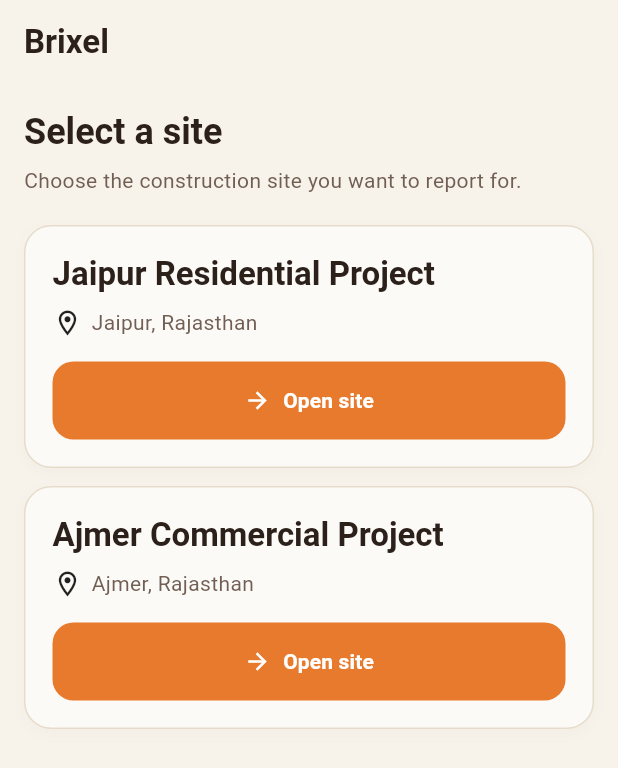
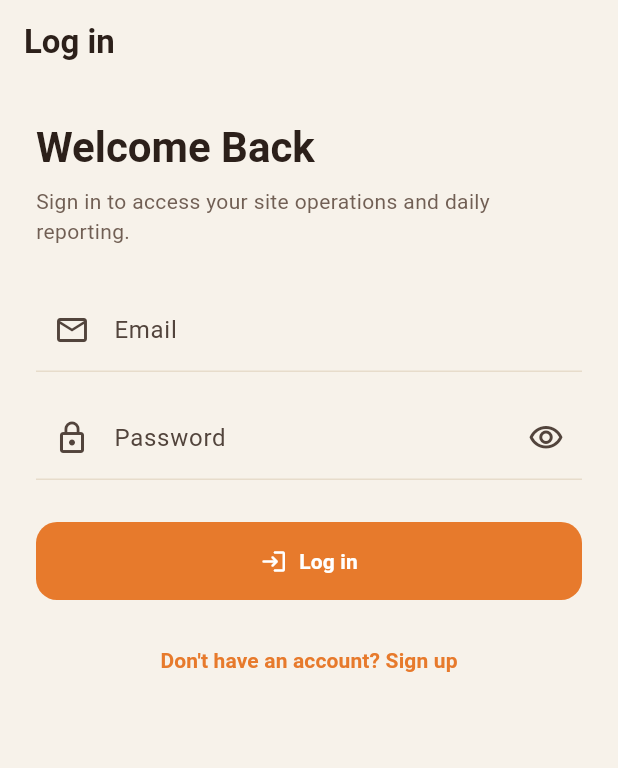
Before and after one commit to kalviumcommunity/Brixel, a Flutter app: the screen it shows after launch, on a phone screen of 412 x 824 dp. Shown: the top 768 px of the screen. Run offline on Flutter 3.47's test engine with Material 3 defaults, Android fonts, the phone set to English and light mode, and no system bars; our stand-ins replace cloud_firestore, firebase_auth, firebase_core; accounts and stored records are empty.

Commit message:
feat(auth): implement user login flow with safe error handling and redirect

```diff
--- /dev/null
+++ b/lib/features/auth/screens/login_screen.dart
@@ -0,0 +1,234 @@
+import 'package:brixel/core/theme/brixel_theme.dart';
+import 'package:brixel/features/auth/screens/sign_up_screen.dart';
+import 'package:brixel/features/auth/services/firebase_auth_service.dart';
+import 'package:brixel/features/auth/services/user_authentication.dart';
+import 'package:brixel/features/sites/screens/site_selection_screen.dart';
+import 'package:brixel/shared/widgets/brixel_primary_button.dart';
+import 'package:firebase_auth/firebase_auth.dart';
+import 'package:flutter/material.dart';
+
+class LoginScreen extends StatefulWidget {
+  const LoginScreen({
+    super.key,
+    this.authService,
+    this.destinationBuilder,
+    this.signUpScreenBuilder,
+  });
+
+  final UserAuthentication? authService;
+  final WidgetBuilder? destinationBuilder;
+  final WidgetBuilder? signUpScreenBuilder;
+
+  @override
+  State<LoginScreen> createState() => _LoginScreenState();
+}
+
+class _LoginScreenState extends State<LoginScreen> {
+  final _formKey = GlobalKey<FormState>();
+
+  final _emailController = TextEditingController();
+  final _passwordController = TextEditingController();
+
+  late final UserAuthentication _authService;
+
+  bool _isSubmitting = false;
+  bool _obscurePassword = true;
+
+  @override
+  void initState() {
+    super.initState();
+    _authService = widget.authService ?? FirebaseAuthService();
+  }
+
+  @override
+  void dispose() {
+    _emailController.dispose();
+    _passwordController.dispose();
+    super.dispose();
+  }
+
+  String _messageForErrorCode(String code) {
+    switch (code) {
+      case 'invalid-credential':
+      case 'wrong-password':
+      case 'user-not-found':
+        return 'Incorrect email or password.';
+      case 'invalid-email':
+        return 'Please enter a valid email.';
+      case 'too-many-requests':
+        return 'Too many attempts. Try again later.';
+      default:
+        return 'Login failed. Please try again.';
+    }
+  }
+
+  Future<void> _submit() async {
+    if (!_formKey.currentState!.validate()) {
+      return;
+    }
+
+    setState(() {
+      _isSubmitting = true;
+    });
+
+    try {
+      await _authService.signIn(
+        email: _emailController.text.trim(),
+        password: _passwordController.text,
+      );
+
+      if (!mounted) {
+        return;
+      }
+
+      final destination = widget.destinationBuilder != null
+          ? widget.destinationBuilder!(context)
+          : const SiteSelectionScreen();
+
+      Navigator.pushReplacement(
+        context,
+        MaterialPageRoute(builder: (_) => destination),
+      );
+    } on FirebaseAuthException catch (e) {
+      if (!mounted) {
+        return;
+      }
+
+      final message = _messageForErrorCode(e.code);
+      ScaffoldMessenger.of(context).showSnackBar(
+        SnackBar(content: Text(message), backgroundColor: BrixelColors.danger),
+      );
+    } catch (e) {
+      if (!mounted) {
+        return;
+      }
+
+      ScaffoldMessenger.of(context).showSnackBar(
+        const SnackBar(
+          content: Text('Login failed. Please try again.'),
+          backgroundColor: BrixelColors.danger,
+        ),
+      );
+    } finally {
+      if (mounted) {
+        setState(() {
+          _isSubmitting = false;
+        });
+      }
+    }
+  }
+
+  @override
+  Widget build(BuildContext context) {
+    final textTheme = Theme.of(context).textTheme;
+
+    return Scaffold(
+      appBar: AppBar(title: const Text('Log in')),
+      body: SafeArea(
+        child: SingleChildScrollView(
+          padding: const EdgeInsets.all(24),
+          child: Form(
+            key: _formKey,
+            child: Column(
+              crossAxisAlignment: CrossAxisAlignment.start,
+              children: [
+                Text(
+                  'Welcome Back',
+                  style: textTheme.headlineMedium?.copyWith(
+                    fontWeight: FontWeight.w700,
+                  ),
+                ),
+                const SizedBox(height: 8),
+                const Text(
+                  'Sign in to access your site operations and daily reporting.',
+                ),
+                const SizedBox(height: 28),
+
+                TextFormField(
+                  controller: _emailController,
+                  decoration: const InputDecoration(
+                    labelText: 'Email',
+                    prefixIcon: Icon(Icons.email_outlined),
+                  ),
+                  keyboardType: TextInputType.emailAddress,
+                  textInputAction: TextInputAction.next,
+                  validator: (value) {
+                    final email = value?.trim() ?? '';
+                    if (email.isEmpty) {
+                      return 'Enter your email';
+                    }
+                    if (!email.contains('@')) {
+                      return 'Enter a valid email address';
+                    }
+                    return null;
+                  },
+                ),
+
+                const SizedBox(height: 16),
+
+                TextFormField(
+                  controller: _passwordController,
+                  decoration: InputDecoration(
+                    labelText: 'Password',
+                    prefixIcon: const Icon(Icons.lock_outline),
+                    suffixIcon: IconButton(
+                      onPressed: () {
+                        setState(() {
+                          _obscurePassword = !_obscurePassword;
+                        });
+                      },
+                      icon: Icon(
+                        _obscurePassword
+                            ? Icons.visibility_outlined
+                            : Icons.visibility_off_outlined,
+                      ),
+                    ),
+                  ),
+                  obscureText: _obscurePassword,
+                  textInputAction: TextInputAction.done,
+                  validator: (value) {
+                    if (value == null || value.isEmpty) {
+                      return 'Enter your password';
+                    }
+                    if (value.length < 6) {
+                      return 'Password must contain at least 6 characters';
+                    }
+                    return null;
+                  },
+                ),
+
+                const SizedBox(height: 28),
+
+                BrixelPrimaryButton(
+                  key: const Key('loginButton'),
+                  label: _isSubmitting ? 'Logging in...' : 'Log in',
+                  icon: Icons.login_rounded,
+                  onPressed: _isSubmitting ? null : _submit,
+                ),
+
+                const SizedBox(height: 16),
+
+                Center(
+                  child: TextButton(
+                    key: const Key('goToSignUpButton'),
+                    onPressed: () {
+                      final screen = widget.signUpScreenBuilder != null
+                          ? widget.signUpScreenBuilder!(context)
+                          : const SignUpScreen();
+
+                      Navigator.push(
+                        context,
+                        MaterialPageRoute(builder: (_) => screen),
+                      );
+                    },
+                    child: const Text("Don't have an account? Sign up"),
+                  ),
+                ),
+              ],
+            ),
+          ),
+        ),
+      ),
+    );
+  }
+}
--- a/lib/features/auth/services/firebase_auth_service.dart
+++ b/lib/features/auth/services/firebase_auth_service.dart
@@ -1,6 +1,8 @@
 import 'package:firebase_auth/firebase_auth.dart';
 
-class FirebaseAuthService {
+import 'user_authentication.dart';
+
+class FirebaseAuthService implements UserAuthentication {
   FirebaseAuthService({FirebaseAuth? firebaseAuth})
     : _firebaseAuth = firebaseAuth ?? FirebaseAuth.instance;
 
@@ -21,4 +23,19 @@ class FirebaseAuthService {
       password: password,
     );
   }
+
+  @override
+  Future<UserCredential> signIn({
+    required String email,
+    required String password,
+  }) async {
+    return _firebaseAuth.signInWithEmailAndPassword(
+      email: email.trim(),
+      password: password,
+    );
+  }
+
+  Future<void> signOut() async {
+    return _firebaseAuth.signOut();
+  }
 }
--- /dev/null
+++ b/lib/features/auth/services/user_authentication.dart
@@ -0,0 +1,3 @@
+abstract class UserAuthentication {
+  Future<void> signIn({required String email, required String password});
+}
--- a/lib/main.dart
+++ b/lib/main.dart
@@ -1,4 +1,6 @@
 import 'package:brixel/core/theme/brixel_theme.dart';
+import 'package:brixel/features/auth/screens/login_screen.dart';
+import 'package:brixel/features/auth/screens/sign_up_screen.dart';
 import 'package:brixel/features/sites/screens/site_selection_screen.dart';
 import 'package:firebase_core/firebase_core.dart';
 import 'package:flutter/material.dart';
@@ -10,18 +12,25 @@ void main() async {
 
   await Firebase.initializeApp(options: DefaultFirebaseOptions.currentPlatform);
 
-  runApp(const MyApp());
+  runApp(const MyApp(home: LoginScreen()));
 }
 
 class MyApp extends StatelessWidget {
-  const MyApp({super.key});
+  const MyApp({super.key, this.home = const SiteSelectionScreen()});
+
+  final Widget home;
 
   @override
   Widget build(BuildContext context) {
     return MaterialApp(
       title: 'Brixel',
       theme: buildBrixelTheme(),
-      home: const SiteSelectionScreen(),
+      home: home,
+      routes: {
+        '/login': (context) => const LoginScreen(),
+        '/signup': (context) => const SignUpScreen(),
+        '/sites': (context) => const SiteSelectionScreen(),
+      },
     );
   }
 }
```
Also changed, not shown: lib/features/auth/screens/sign_up_screen.dart (+30 -1 lines), lib/features/auth/services/user_registration_service.dart (+10 -2 lines), 1 other file.
